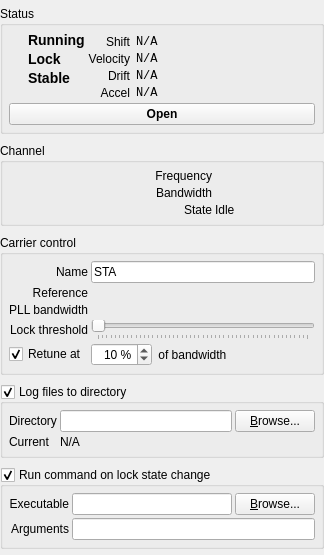
First picture: the form in DriftTool.ui, repository BatchDrake/AmateurDSN, before the edit.
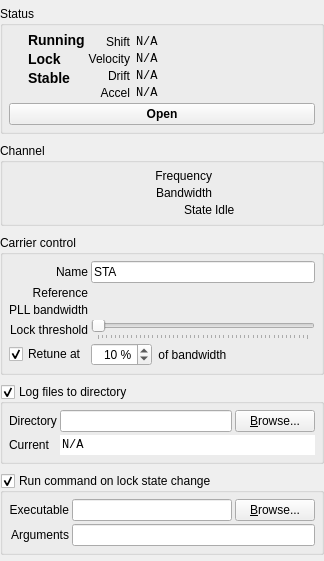
Second picture: the form after the edit. Custom widgets are drawn as their Qt base class.

```diff
--- a/DriftTool.ui
+++ b/DriftTool.ui
@@ -7,7 +7,7 @@
     <x>0</x>
     <y>0</y>
     <width>324</width>
-    <height>555</height>
+    <height>561</height>
    </rect>
   </property>
   <property name="sizePolicy">
@@ -451,12 +451,23 @@
        </widget>
       </item>
       <item row="1" column="1" colspan="2">
-       <widget class="QLabel" name="currLogFileEdit">
+       <widget class="QLineEdit" name="currLogFileEdit">
+        <property name="font">
+         <font>
+          <family>Monospace</family>
+         </font>
+        </property>
         <property name="text">
          <string>N/A</string>
         </property>
-        <property name="textFormat">
-         <enum>Qt::RichText</enum>
+        <property name="frame">
+         <bool>false</bool>
+        </property>
+        <property name="readOnly">
+         <bool>true</bool>
+        </property>
+        <property name="clearButtonEnabled">
+         <bool>false</bool>
         </property>
        </widget>
       </item>
```
